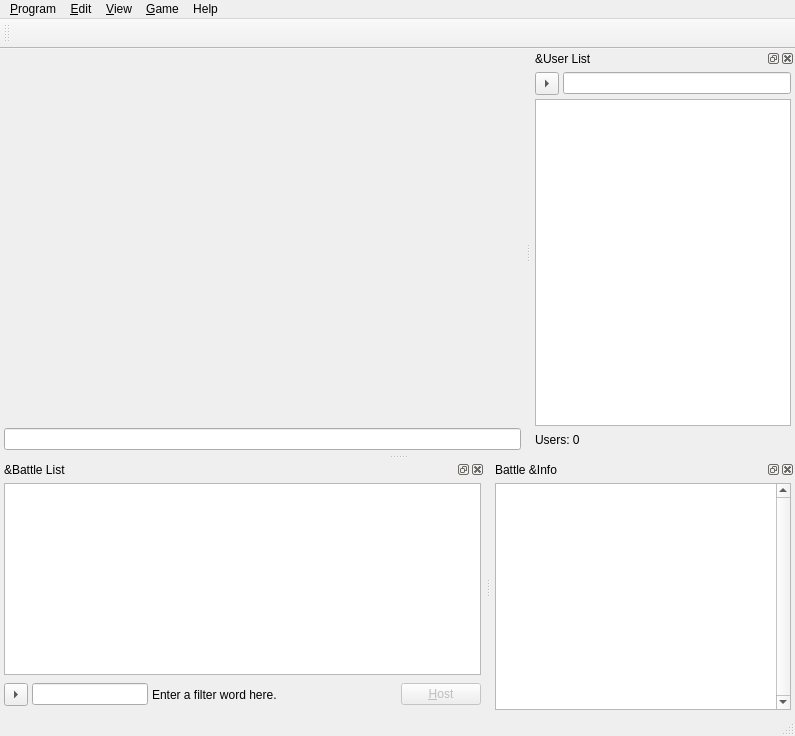
This is ui/MainWidget.ui in tizbac/qtlobby as Qt 5 draws it before an edit. The edited form follows.
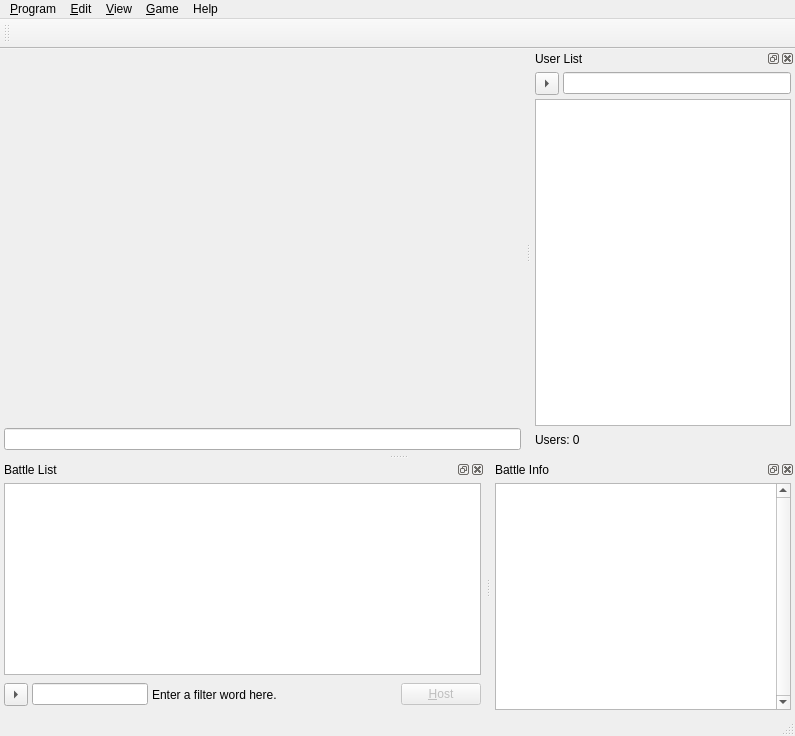
This is the edited form. Icons and pictures are not drawn. Custom widgets are drawn as their Qt base class.

Commit message: small fixes; moved slots to better place; removed keybord indicators, because windows doesn't understand them; removed FIXME, answer: no, they are initialized with 'this'.

The edit to the form file:
```diff
--- a/ui/MainWidget.ui
+++ b/ui/MainWidget.ui
@@ -114,7 +114,7 @@
     <set>Qt::AllDockWidgetAreas</set>
    </property>
    <property name="windowTitle">
-    <string>&amp;User List</string>
+    <string>User List</string>
    </property>
    <attribute name="dockWidgetArea">
     <number>2</number>
@@ -221,7 +221,7 @@
     <set>Qt::AllDockWidgetAreas</set>
    </property>
    <property name="windowTitle">
-    <string>&amp;Battle List</string>
+    <string>Battle List</string>
    </property>
    <attribute name="dockWidgetArea">
     <number>8</number>
@@ -311,7 +311,7 @@
     <set>Qt::AllDockWidgetAreas</set>
    </property>
    <property name="windowTitle">
-    <string>Battle &amp;Info</string>
+    <string>Battle Info</string>
    </property>
    <attribute name="dockWidgetArea">
     <number>8</number>
```
Left out of the diff: 2 changed lines with no effect on the pictures. The commit also changes 4 other files.
